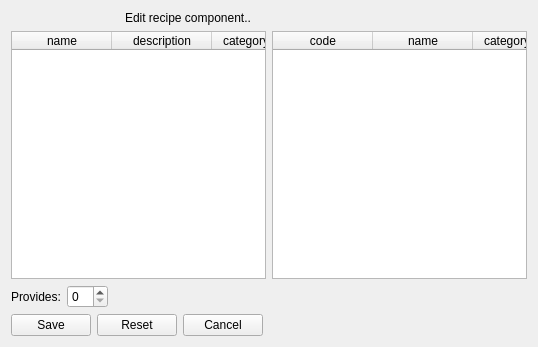
Wolframe/configurator, file client/uiforms/recipe_component_edit.ui: the form before one commit.
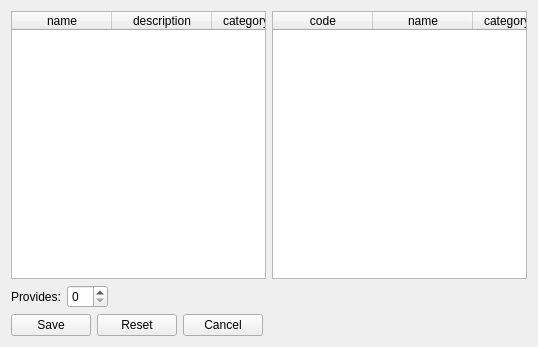
The form after the commit. Icons and pictures are not drawn.

What changed in the file:
```diff
--- a/client/uiforms/recipe_component_edit.ui
+++ b/client/uiforms/recipe_component_edit.ui
@@ -67,63 +67,7 @@
      </item>
     </layout>
    </item>
-   <item row="0" column="0">
-    <layout class="QHBoxLayout" name="horizontalLayout_2">
-     <item>
-      <widget class="QLabel" name="label_2">
-       <property name="maximumSize">
-        <size>
-         <width>32</width>
-         <height>32</height>
-        </size>
-       </property>
-       <property name="text">
-        <string/>
-       </property>
-      </widget>
-     </item>
-     <item>
-      <widget class="QLabel" name="label_3">
-       <property name="maximumSize">
-        <size>
-         <width>32</width>
-         <height>32</height>
-        </size>
-       </property>
-       <property name="text">
-        <string/>
-       </property>
-       <property name="pixmap">
-        <pixmap resource="../configurator.qrc">:/images/link_edit.png</pixmap>
-       </property>
-      </widget>
-     </item>
-     <item>
-      <widget class="QLabel" name="label_4">
-       <property name="maximumSize">
-        <size>
-         <width>32</width>
-         <height>32</height>
-        </size>
-       </property>
-       <property name="text">
-        <string/>
-       </property>
-       <property name="pixmap">
-        <pixmap resource="../configurator.qrc">:/images/bricks.png</pixmap>
-       </property>
-      </widget>
-     </item>
-     <item>
-      <widget class="QLabel" name="label">
-       <property name="text">
-        <string>Edit recipe component..</string>
-       </property>
-      </widget>
-     </item>
-    </layout>
-   </item>
-   <item row="2" column="0">
+   <item row="1" column="0">
     <layout class="QGridLayout" name="gridLayout_2">
      <item row="0" column="1">
       <widget class="QTableWidget" name="component">
```
Left out of the diff: 8 changed lines with no effect on the pictures.
